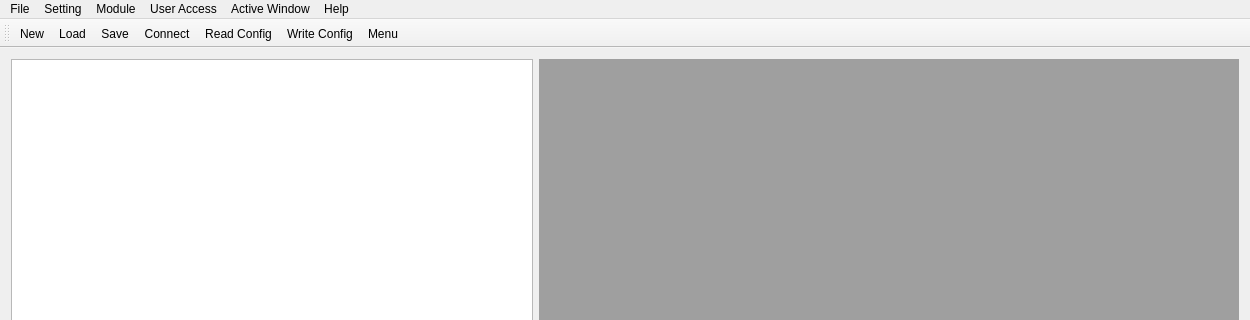
This is view/mainwindow.ui in zenaki/RTU as Qt 5 draws it before an edit; both pictures show x 0 to 1250 and y 0 to 320 of the 1250 by 800 pixel window. The edited form follows.
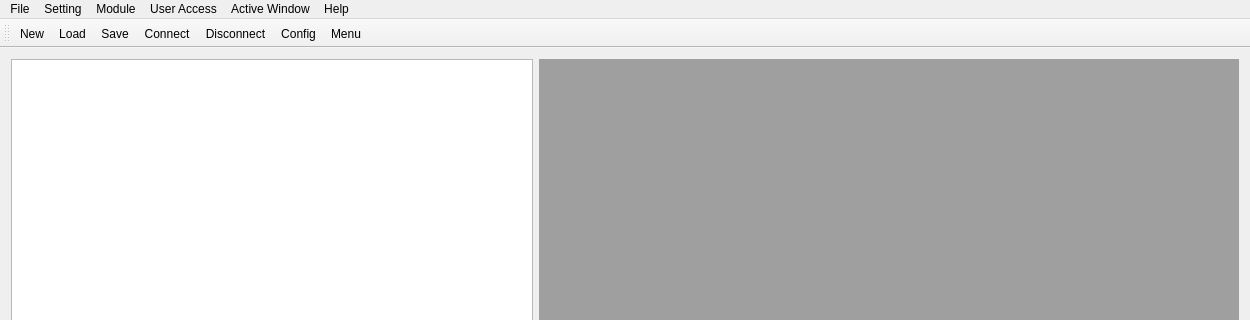
This is the edited form.

```diff
--- a/view/mainwindow.ui
+++ b/view/mainwindow.ui
@@ -107,8 +107,8 @@
    <addaction name="actionLoad"/>
    <addaction name="actionSave"/>
    <addaction name="actionConnect"/>
-   <addaction name="actionRead_Config"/>
-   <addaction name="actionWrite_Config"/>
+   <addaction name="actionDisconnect"/>
+   <addaction name="actionConfig"/>
    <addaction name="actionMenu"/>
   </widget>
   <widget class="QStatusBar" name="statusBar"/>
@@ -127,14 +127,20 @@
     <string>Connect</string>
    </property>
   </action>
-  <action name="actionRead_Config">
+  <action name="actionDisconnect">
    <property name="text">
-    <string>Read Config</string>
+    <string>Disconnect</string>
+   </property>
+   <property name="toolTip">
+    <string>Disconnect</string>
    </property>
   </action>
-  <action name="actionWrite_Config">
+  <action name="actionConfig">
    <property name="text">
-    <string>Write Config</string>
+    <string>Config</string>
+   </property>
+   <property name="toolTip">
+    <string>Config</string>
    </property>
   </action>
   <action name="actionSave">
```
